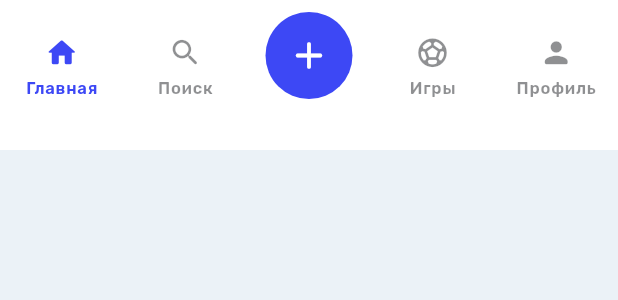
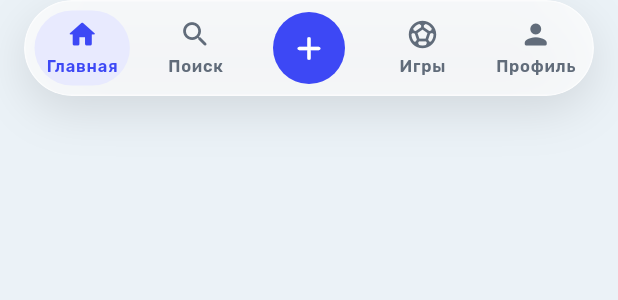
Before and after one commit to Cubleon/SportVenueApp, a Flutter app: the _BottomNav widget shown alone on an empty page, opened directly with empty values, on a phone screen of 412 x 824 dp. Shown: the top 300 px of the screen. Run offline on Flutter 3.47's test engine with Material 3 defaults, Android fonts, the phone set to English and light mode, and no system bars; missing offline and left inert: maplibre.

Commit message:
feat(ui): frosted capsule tab bar with a sliding selection
The bar was an opaque strip across the bottom. It is now a capsule
floating over the page: rounded to its full height, frosted with a
backdrop blur so the content shows through, a hairline highlight along
the top edge and a soft shadow underneath.

The selection no longer blinks from one tab to the next — a tinted pill
flies between slots over 320ms on an easeOutCubic curve, and the icon and
label colours lerp along with it. The create button keeps the middle slot,
so the four tabs sit two either side of it and the pill skips that slot.

The blur only means anything because the shell already runs on
extendBody, with each tab screen keeping a tail of empty space at the
bottom — that is what the page scrolls into behind the bar.

Co-Authored-By: Claude Opus 5 <noreply@anthropic.com>
Claude-Session: https://claude.ai/code/session_01TRhzv8qYN7udE6VwUQJWdd

```diff
--- a/lib/src/screens/main_shell.dart
+++ b/lib/src/screens/main_shell.dart
@@ -1,3 +1,5 @@
+import 'dart:ui' show ImageFilter;
+
 import 'package:flutter/material.dart';
 
 import '../data/app_controller.dart';
@@ -138,6 +140,12 @@ class _MainShellState extends State<MainShell> {
   }
 }
 
+/// The tab bar: a capsule floating over the page, frosted so the content
+/// shows through it, with the selection sliding between slots.
+///
+/// It sits on `extendBody`, so the page scrolls underneath — which is the
+/// whole point of the blur, and why each tab screen keeps a tail of empty
+/// space at the bottom.
 class _BottomNav extends StatelessWidget {
   const _BottomNav({
     required this.selectedIndex,
@@ -149,14 +157,70 @@ class _BottomNav extends StatelessWidget {
   final ValueChanged<int> onTab;
   final VoidCallback onCreate;
 
+  /// Slot 2 holds the create button, so the four tabs live either side of it.
+  static const _slotOfTab = [0, 1, 3, 4];
+  static const _slots = 5;
+  static const _height = 64.0;
+
   @override
   Widget build(BuildContext context) {
-    return Container(
-      decoration: const BoxDecoration(color: AppColors.surface),
-      padding: const EdgeInsets.fromLTRB(0, 8, 0, 18),
-      child: SafeArea(
-        top: false,
-        child: Row(
+    return Padding(
+      padding: EdgeInsets.fromLTRB(
+        16,
+        0,
+        16,
+        12 + MediaQuery.of(context).padding.bottom,
+      ),
+      child: DecoratedBox(
+        decoration: BoxDecoration(
+          borderRadius: BorderRadius.circular(_height / 2),
+          boxShadow: [
+            BoxShadow(
+              color: AppColors.ink.withValues(alpha: 0.12),
+              blurRadius: 26,
+              offset: const Offset(0, 10),
+            ),
+          ],
+        ),
+        child: ClipRRect(
+          borderRadius: BorderRadius.circular(_height / 2),
+          child: BackdropFilter(
+            filter: ImageFilter.blur(sigmaX: 18, sigmaY: 18),
+            child: Container(
+              height: _height,
+              decoration: BoxDecoration(
+                // Translucent, so the blur has something to do.
+                color: AppColors.surface.withValues(alpha: 0.72),
+                borderRadius: BorderRadius.circular(_height / 2),
+                border: Border.all(
+                  color: Colors.white.withValues(alpha: 0.55),
+                  width: 1,
+                ),
+              ),
+              child: LayoutBuilder(
+                builder: (context, constraints) {
+                  final slot = constraints.maxWidth / _slots;
+                  return Stack(
+                    children: [
+                      // The selection flies across rather than blinking from
+                      // one tab to the next.
+                      AnimatedPositioned(
+                        duration: const Duration(milliseconds: 320),
+                        curve: Curves.easeOutCubic,
+                        left: slot * _slotOfTab[selectedIndex] + 6,
+                        top: 6,
+                        width: slot - 12,
+                        height: _height - 14,
+                        child: DecoratedBox(
+                          decoration: BoxDecoration(
+                            color: AppColors.accentSoft,
+                            borderRadius: BorderRadius.circular(
+                              (_height - 14) / 2,
+                            ),
+                          ),
+                        ),
+                      ),
+                      Row(
                         children: [
                           _NavItem(
                             index: 0,
@@ -173,16 +237,13 @@ class _BottomNav extends StatelessWidget {
                             onTab: onTab,
                           ),
                           Expanded(
+                            child: Center(
                               child: GestureDetector(
                                 key: const ValueKey('create-fab'),
                                 onTap: onCreate,
-                child: Column(
-                  mainAxisSize: MainAxisSize.min,
-                  children: [
-                    Container(
-                      width: 58,
-                      height: 58,
-                      margin: const EdgeInsets.only(top: 0, bottom: 2),
+                                child: Container(
+                                  width: 48,
+                                  height: 48,
                                   decoration: const BoxDecoration(
                                     shape: BoxShape.circle,
                                     color: AppColors.accent,
@@ -190,11 +251,9 @@ class _BottomNav extends StatelessWidget {
                                   child: const Icon(
                                     Icons.add_rounded,
                                     color: AppColors.onAccent,
-                        size: 30,
+                                    size: 26,
                                   ),
                                 ),
-                    const SizedBox(height: 14),
-                  ],
                               ),
                             ),
                           ),
@@ -213,6 +272,13 @@ class _BottomNav extends StatelessWidget {
                             onTab: onTab,
                           ),
                         ],
+                      ),
+                    ],
+                  );
+                },
+              ),
+            ),
+          ),
         ),
       ),
     );
@@ -237,20 +303,22 @@ class _NavItem extends StatelessWidget {
   @override
   Widget build(BuildContext context) {
     final selected = index == selectedIndex;
-    final color = selected
-        ? AppColors.accent
-        : AppColors.ink.withValues(alpha: 0.48);
     return Expanded(
-      child: InkWell(
+      child: GestureDetector(
         key: ValueKey('nav-$label'),
+        behavior: HitTestBehavior.opaque,
         onTap: () => onTab(index),
-        child: SizedBox(
-          height: 56,
-          child: Column(
+        child: TweenAnimationBuilder(
+          tween: Tween<double>(begin: 0, end: selected ? 1 : 0),
+          duration: const Duration(milliseconds: 320),
+          curve: Curves.easeOutCubic,
+          builder: (context, t, _) {
+            final color = Color.lerp(AppColors.muted, AppColors.accent, t)!;
+            return Column(
               mainAxisAlignment: MainAxisAlignment.center,
               children: [
-              Icon(icon, size: 23, color: color),
-              const SizedBox(height: 4),
+                Icon(icon, size: 22, color: color),
+                const SizedBox(height: 2),
                 Text(
                   label,
                   maxLines: 1,
@@ -261,12 +329,14 @@ class _NavItem extends StatelessWidget {
                   ),
                 ),
               ],
-          ),
+            );
+          },
         ),
       ),
     );
   }
 }
+
 
 class _SheetAction extends StatelessWidget {
   const _SheetAction({
```
Lines whose indentation alone changed are shown as unchanged.
